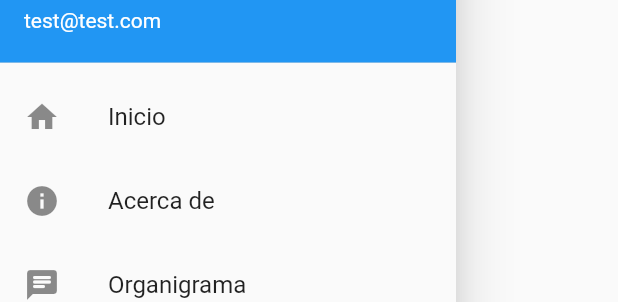
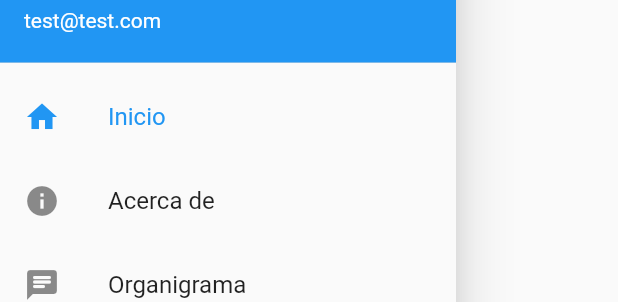
Before and after one commit to Promo-life-bpms/Intranet-mobile-flutter, a Flutter app: the DrawerNavigation widget shown alone on an empty page, opened directly, on a phone screen of 412 x 824 dp. Shown: the part 179-481 px from the top of the screen. Run offline on Flutter 3.47's test engine with Material 2 defaults, Android fonts, the light colour scheme and no system bars; network calls fail.

Commit message:
re estrcuturacion de carpetas y separacion de codigo

```diff
--- a/lib/main.dart
+++ b/lib/main.dart
@@ -1,5 +1,5 @@
 import 'package:flutter/material.dart';
-import 'package:intranet_movil/ui/auth/login.dart';
+import 'package:intranet_movil/views/auth/login.dart';
 
 void main() {
   runApp(const MyApp());
--- a/lib/ui/home/home.dart
+++ /dev/null
@@ -1,186 +0,0 @@
-import 'package:flutter/material.dart';
-
-class HomePage extends StatelessWidget {
-  const HomePage({Key? key}) : super(key: key);
-
-  @override
-  Widget build(BuildContext context) {
-    return MaterialApp(
-      title: 'Home',
-      home: Scaffold(
-        appBar: AppBar(
-          title: const Text('Home'),
-        ),
-        body: const HomeLayout(),
-        drawer: const DrawerNavigation(),
-      ),
-    );
-  }
-}
-
-class HomeLayout extends StatefulWidget {
-  const HomeLayout({Key? key}) : super(key: key);
-
-  @override
-  HomeLayoutView createState() {
-    return HomeLayoutView();
-  }
-}
-
-class HomeLayoutView extends State<HomeLayout> {
-
-  final _formKey = GlobalKey<FormState>();
-
-  @override
-  Widget build(BuildContext context) {
-    return Form(
-      key: _formKey,
-
-      child: Column(
-        crossAxisAlignment: CrossAxisAlignment.center,
-
-        children: [
-          Padding(
-            padding: const EdgeInsets.symmetric(vertical: 16.0, horizontal: 24.0),
-            child: TextFormField(
-                validator: (value) {
-                  if (value == null || value.isEmpty) {
-                    return 'Debes llenar todos los campos';
-                  }
-                  return null;
-                },
-                decoration: const InputDecoration(
-                contentPadding: EdgeInsets.only(top: 20),
-                isDense: true,
-                hintText: "Correo",
-                prefixIcon: Padding(
-                  padding: EdgeInsets.only(top: 15),
-                  child: Icon(Icons.mail),
-                ),
-              ),
-            ),
-          ),
-
-          Padding(
-            padding: const EdgeInsets.symmetric(vertical: 16.0, horizontal: 24.0),
-            child:TextFormField(
-              validator: (value) {
-                if (value == null || value.isEmpty) {
-                  return 'Debes llenar todos los campos';
-                }
-                return null;
-
-              },
-              obscureText: true,
-              decoration: const InputDecoration(
-                contentPadding: EdgeInsets.only(top: 20),
-                isDense: true,
-                hintText: "Contrasena",
-                prefixIcon: Padding(
-                  padding: EdgeInsets.only(top: 15),
-                  child: Icon(Icons.password_rounded),
-                ),
-              ),
-            ),
-          ),
-
-          const SizedBox(height: 20,),
-
-          SizedBox(
-            width: 200,
-            height: 50,
-            child: ElevatedButton(
-              onPressed: () {
-                Navigator.of(context).push(MaterialPageRoute(builder: (context)=>const HomePage()));
-              },
-                child: const Text('INICIAR SESION'),
-
-            ),
-          ),
-        ],
-      ),
-    );
-  }
-}
-
-class DrawerNavigation extends StatefulWidget {
-  const DrawerNavigation({Key? key}) : super(key: key);
-
-  @override
-  DrawerNavigationView createState() {
-    return DrawerNavigationView();
-  }
-}
-
-class DrawerNavigationView extends State<DrawerNavigation> {
-
-  @override
-  Widget build(BuildContext context) {
-    return Drawer(
-
-
-        child: ListView(
-            padding: EdgeInsets.zero,
-            children: const <Widget>[
-              UserAccountsDrawerHeader(
-                accountName: Text("Hola"),
-                accountEmail: Text("test@test.com"),
-                currentAccountPicture: CircleAvatar(
-                  backgroundColor: Colors.black,
-                  child: Text("O", style: TextStyle(
-                    fontSize: 40.0),
-                    ),
-                  ),
-                ),
-              ListTile(
-                leading: Icon(Icons.home),
-                title: Text('Inicio'),
-              ),
-              ListTile(
-                leading: Icon(Icons.info),
-                title: Text('Acerca de'),
-
-              ),
-              ListTile(
-                leading: Icon(Icons.chat_rounded),
-                title: Text('Organigrama'),
-              ),
-              ListTile(
-                leading: Icon(Icons.edit),
-                title: Text('Solicitudes'),
-              ),
-              ListTile(
-                leading: Icon(Icons.contact_mail),
-                title: Text('Directorio'),
-
-              ),
-              ListTile(
-                leading: Icon(Icons.settings),
-                title: Text('Aniversarios'),
-              ),
-              ListTile(
-                leading: Icon(Icons.settings),
-                title: Text('Empleado del Mes'),
-              ),
-              ListTile(
-                leading: Icon(Icons.settings),
-                title: Text('Comunicados'),
-              ),
-              ListTile(
-                leading: Icon(Icons.settings),
-                title: Text('Manuales'),
-              ),
-              ListTile(
-                leading: Icon(Icons.settings),
-                title: Text('Accesos'),
-              ),
-              ListTile(
-                leading: Icon(Icons.exit_to_app),
-                title: Text('Salir'),
-              ),
-            ],
-          ),
-
-    );
-  }
-}
--- a/lib/ui/about/promolife.dart
+++ b/lib/views/about/promolife.dart
@@ -1,4 +1,5 @@
 import 'package:flutter/material.dart';
+import 'package:intranet_movil/widgets/drawer.dart';
 
 class AboutPromolife extends StatelessWidget {
   const AboutPromolife({Key? key}) : super(key: key);
@@ -24,6 +25,7 @@ class AboutPromolife extends StatelessWidget {
             )
           ],
         ),
+        drawer: const DrawerNavigation(),
       ),
     );
   }
--- /dev/null
+++ b/lib/widgets/drawer.dart
@@ -0,0 +1,150 @@
+import 'package:flutter/material.dart';
+import 'package:intranet_movil/views/about/promolife.dart';
+import 'package:intranet_movil/views/auth/login.dart';
+import 'package:intranet_movil/views/home/home.dart';
+
+
+class DrawerNavigation extends StatefulWidget {
+  const DrawerNavigation({Key? key}) : super(key: key);
+
+  @override
+  DrawerNavigationView createState() {
+    return DrawerNavigationView();
+  }
+}
+
+class DrawerNavigationView extends State<DrawerNavigation> {
+   int _selectedDestination = 0;
+
+  @override
+  Widget build(BuildContext context) {
+    return Drawer(
+      child: ListView(
+        padding: EdgeInsets.zero,
+        children: <Widget>[
+
+          const UserAccountsDrawerHeader(
+            accountName: Text("Hola"),
+            accountEmail: Text("test@test.com"),
+            currentAccountPicture: CircleAvatar(
+              backgroundColor: Colors.black,
+              child: Text("O", style: TextStyle(fontSize: 40.0),),
+            ),
+          ),
+
+          ListTile(
+            leading: const Icon(Icons.home),
+            title: const Text('Inicio'),
+            selected: _selectedDestination == 0,
+            onTap: () => selectDestination(0),
+          ),
+          ListTile(
+            leading: const Icon(Icons.info),
+            title: const Text('Acerca de'),
+            selected: _selectedDestination == 1,
+            onTap: () => selectDestination(1),
+          ),
+          ListTile(
+            leading: const Icon(Icons.chat_rounded),
+            title: const Text('Organigrama'),
+            selected: _selectedDestination == 2,
+            onTap: () => selectDestination(2),
+          ),
+          ListTile(
+            leading: const Icon(Icons.edit),
+            title: const Text('Solicitudes'),
+            selected: _selectedDestination == 3,
+            onTap: () => selectDestination(3),
+          ),
+          ListTile(
+            leading: const Icon(Icons.contact_mail),
+            title: const Text('Directorio'),
+            selected: _selectedDestination == 4,
+            onTap: () => selectDestination(4),
+          ),
+          ListTile(
+            leading: const Icon(Icons.settings),
+            title: const Text('Aniversarios'),
+            selected: _selectedDestination == 5,
+            onTap: () => selectDestination(5),
+          ),
+          ListTile(
+            leading: const Icon(Icons.settings),
+            title: const Text('Empleado del Mes'),
+            selected: _selectedDestination == 6,
+            onTap: () => selectDestination(6),
+          ),
+          ListTile(
+            leading: const Icon(Icons.settings),
+            title: const Text('Comunicados'),
+            selected: _selectedDestination == 7,
+            onTap: () => selectDestination(7),
+          ),
+          ListTile(
+            leading: const Icon(Icons.settings),
+            title: const Text('Manuales'),
+            selected: _selectedDestination == 8,
+            onTap: () => selectDestination(8),
+          ),
+          ListTile(
+            leading: const Icon(Icons.settings),
+            title: const Text('Accesos'),
+            selected: _selectedDestination == 9,
+            onTap: () => selectDestination(9),
+          ),
+          ListTile(
+            leading: const Icon(Icons.exit_to_app),
+            title: const Text('Salir'),
+            selected: _selectedDestination == 10,
+            onTap: () => selectDestination(10),
+          ),
+        ],
+      ),
+    );
+  }
+
+  void selectDestination(int index) {
+    setState(() {
+      _selectedDestination = index;
+      switch (_selectedDestination) {
+        case 0 :
+          Navigator.of(context).push(MaterialPageRoute(builder: (context)=>const HomePage()));
+          break;
+        case 1:
+          Navigator.of(context).push(MaterialPageRoute(builder: (context)=>const AboutPromolife()));
+          break;
+        case 2:
+          Navigator.of(context).push(MaterialPageRoute(builder: (context)=>const Login()));
+          break;
+        case 3:
+         /*  Navigator.of(context).push(MaterialPageRoute(builder: (context)=>const HomePage()));    */
+          break;
+        case 4:
+         /*  Navigator.of(context).push(MaterialPageRoute(builder: (context)=>const AboutPromolife()));   */
+          break;
+        case 5:
+          /* Navigator.of(context).push(MaterialPageRoute(builder: (context)=>const HomePage()));    */
+          break;
+        case 6:
+         /*  Navigator.of(context).push(MaterialPageRoute(builder: (context)=>const HomePage()));    */
+          break;
+        case 7:
+         /*  Navigator.of(context).push(MaterialPageRoute(builder: (context)=>const HomePage()));    */
+          break;
+        case 8:
+         /*  Navigator.of(context).push(MaterialPageRoute(builder: (context)=>const HomePage()));    */
+          break;
+        case 9:
+         /*  Navigator.of(context).push(MaterialPageRoute(builder: (context)=>const HomePage()));    */
+          break;
+        case 10:
+          Navigator.of(context).push(MaterialPageRoute(builder: (context)=>const Login()));
+          break;
+        default:
+          Navigator.of(context).push(MaterialPageRoute(builder: (context)=>const HomePage()));
+
+
+      }
+    });
+  }
+}
```
Also changed, not shown: lib/views/auth/login.dart (added, +124 -0 lines), lib/views/home/home.dart (renamed from lib/ui/auth/login.dart, +15 -34 lines).
